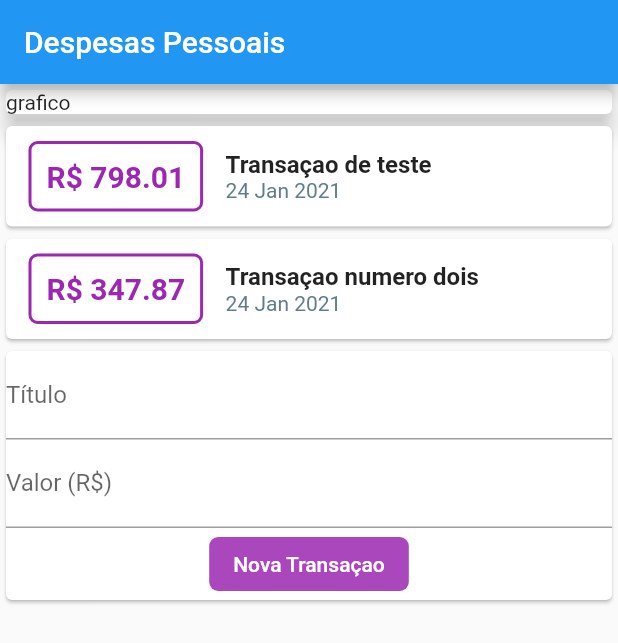
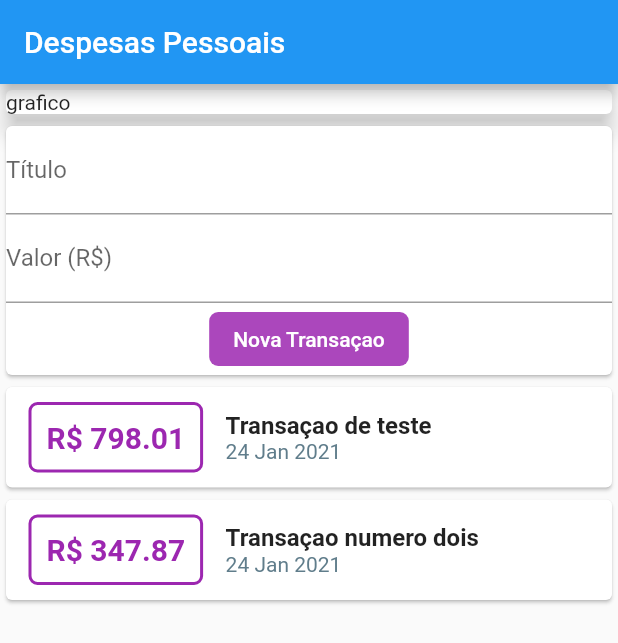
Before and after one commit to isaelEPJ/Expenses, a Flutter app: the screen it shows after launch, on a phone screen of 412 x 824 dp. Shown: the top 643 px of the screen. Run offline on Flutter 3.47's test engine with Material 2 defaults, Android fonts, the phone set to English and light mode, and no system bars.

Commit message:
improving interface

```diff
--- a/lib/components/transaction_list.dart
+++ b/lib/components/transaction_list.dart
@@ -9,8 +9,11 @@ class TransactionList extends StatelessWidget {
   @override
   Widget build(BuildContext context) {
     return Container(
-      child: Column(
-        children: transactions.map((tr) {
+      height: 380,
+      child: ListView.builder(
+        itemCount: transactions.length,
+        itemBuilder: (context, index) {
+          final tr = transactions[index];
           return Card(
               child: Row(
             children: <Widget>[
@@ -56,7 +59,9 @@ class TransactionList extends StatelessWidget {
               ),
             ],
           ));
-        }).toList(),
+        },
+        // children: transactions.map((tr) {
+        // }).toList(),
       ),
     );
   }
--- a/lib/components/transaction_user.dart
+++ b/lib/components/transaction_user.dart
@@ -6,7 +6,7 @@ import 'package:expenses/models/transation.dart';
 import 'package:flutter/material.dart';
 
 class TransactionUser extends StatefulWidget {
-  TransactionUser({Key key}) : super(key: key);
+  // TransactionUser({Key key}) : super(key: key);
 
   @override
   _TransactionUserState createState() => _TransactionUserState();
@@ -43,8 +43,8 @@ class _TransactionUserState extends State<TransactionUser> {
     return Container(
       child: Column(
         children: <Widget>[
+          TransationForm(_addTransaction),
           TransactionList(_transation),
-          TransationForm(),
         ],
       ),
     );
--- a/lib/components/transation_form.dart
+++ b/lib/components/transation_form.dart
@@ -1,9 +1,15 @@
 import 'package:flutter/material.dart';
 
 class TransationForm extends StatelessWidget {
+  final titleControler = TextEditingController();
+  final valueController = TextEditingController();
+
+  final void Function(String, double) onSubmit;
+
+  TransationForm(this.onSubmit);
+
+  @override
   Widget build(BuildContext context) {
-    final titleControler = TextEditingController();
-    final valueCOntroller = TextEditingController();
     return Container(
       child: Card(
         child: Column(
@@ -14,8 +20,8 @@ class TransationForm extends StatelessWidget {
               decoration: InputDecoration(labelText: 'Título'),
             ),
             TextField(
-              controller: valueCOntroller,
-              // onChanged: (newValue) => value = newValue,
+              controller: valueController,
+              keyboardType: TextInputType.numberWithOptions(decimal: true),
               decoration: InputDecoration(
                 labelText: 'Valor (R\$)',
               ),
@@ -26,7 +32,11 @@ class TransationForm extends StatelessWidget {
               child: Text('Nova Transaçao'),
               color: Colors.purple[400],
               textColor: Colors.white,
-              onPressed: () {},
+              onPressed: () {
+                final title = titleControler.text;
+                final value = double.tryParse(valueController.text) ?? 0;
+                onSubmit(title, value);
+              },
             ),
           ],
         ),
--- a/lib/main.dart
+++ b/lib/main.dart
@@ -17,7 +17,8 @@ class MyHomePage extends StatelessWidget {
       appBar: AppBar(
         title: Text('Despesas Pessoais'),
       ),
-      body: Column(
+      body: SingleChildScrollView(
+        child: Column(
           mainAxisSize: MainAxisSize.max,
           crossAxisAlignment: CrossAxisAlignment.stretch,
           children: <Widget>[
@@ -31,6 +32,7 @@ class MyHomePage extends StatelessWidget {
             TransactionUser(),
           ],
         ),
+      ),
     );
   }
 }
```
Lines whose indentation alone changed are shown as unchanged.
